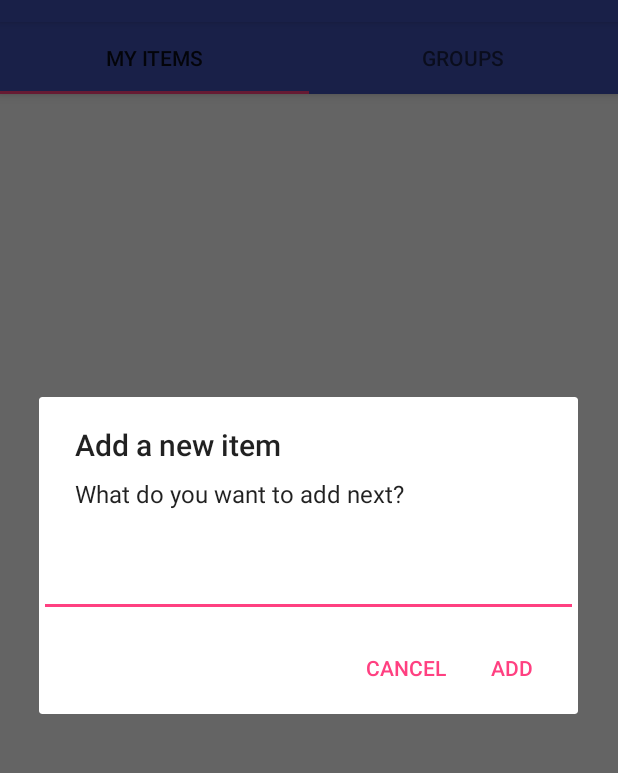
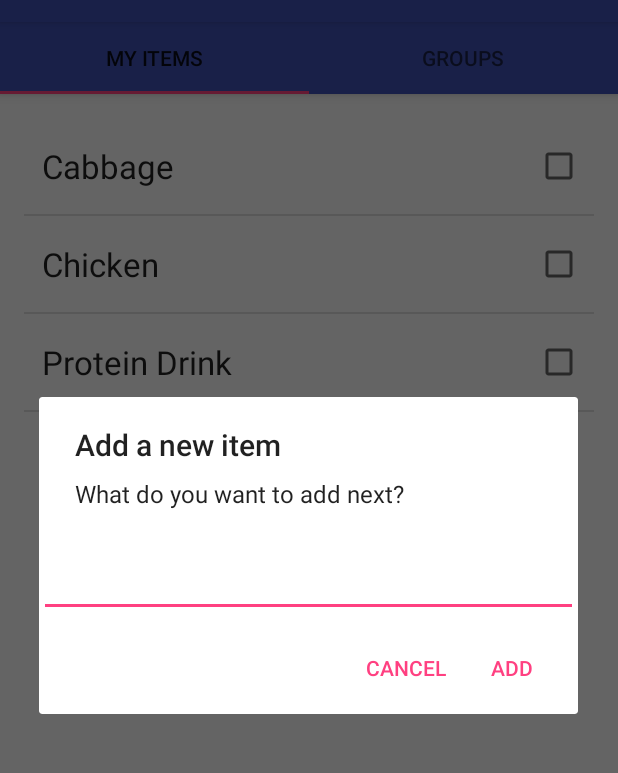
Before and after one commit to gouravshenoy/eSoochi, an Android app: the ListActivity screen opened directly, with no data from a screen before it, after a tap on "Add Item", on a phone screen of 412 x 824 dp, the part 62-835 px from its top. Run offline under Robolectric (Android 15) with nearby library versions, the phone set to English and light mode, and no system bars.

Commit message:
Enabling dummy lists

```diff
--- /dev/null
+++ b/eSoochi-android/app/src/main/java/edu/iu/mobiperv/android/esoochi/GroupFragment.java
@@ -0,0 +1,67 @@
+package edu.iu.mobiperv.android.esoochi;
+
+import android.os.Bundle;
+import android.support.v4.app.Fragment;
+import android.view.LayoutInflater;
+import android.view.View;
+import android.view.ViewGroup;
+import android.widget.ArrayAdapter;
+import android.widget.ListView;
+
+import java.util.ArrayList;
+import java.util.List;
+
+import edu.iu.mobiperv.android.esoochi.edu.iu.mobiperv.android.esoochi.util.GlobalUtils;
+
+
+public class GroupFragment extends Fragment {
+
+    ListView groupListView;
+
+    public GroupFragment() {
+        // Required empty public constructor
+    }
+
+    @Override
+    public void onCreate(Bundle savedInstanceState) {
+
+        super.onCreate(savedInstanceState);
+    }
+
+    @Override
+    public View onCreateView(LayoutInflater inflater, ViewGroup container,
+                             Bundle savedInstanceState) {
+
+
+       View rootView = inflater.inflate(R.layout.fragment_groups,
+                container, false);
+        groupListView = (ListView) rootView.findViewById(R.id.list_groups);
+
+        GlobalUtils.groupList = getGroupsFromServer();
+        ArrayAdapter<String> adapter = new ArrayAdapter<String>(rootView.getContext(),
+                android.R.layout.simple_list_item_1, GlobalUtils.groupList);
+
+        groupListView.setAdapter(adapter);
+
+        // Inflate the layout for this fragment
+        return rootView;
+    }
+
+    /**
+     * Function that retrieves groups for the user from server.
+     * @return
+     */
+    public List<String> getGroupsFromServer() {
+
+        List<String> groupsFromServer = new ArrayList<String>();
+
+        // TODO: Return data from server. Returning dummy data for now.
+        groupsFromServer.add("Party group");
+        groupsFromServer.add("Roommates group");
+        groupsFromServer.add("3 Hoosiers");
+        groupsFromServer.add("Rambo group");
+
+        return groupsFromServer;
+    }
+
+}
--- /dev/null
+++ b/eSoochi-android/app/src/main/java/edu/iu/mobiperv/android/esoochi/ItemFragment.java
@@ -0,0 +1,66 @@
+package edu.iu.mobiperv.android.esoochi;
+
+import android.os.Bundle;
+import android.support.v4.app.Fragment;
+import android.view.LayoutInflater;
+import android.view.View;
+import android.view.ViewGroup;
+import android.widget.ArrayAdapter;
+import android.widget.ListView;
+
+import java.util.ArrayList;
+import java.util.List;
+
+import edu.iu.mobiperv.android.esoochi.edu.iu.mobiperv.android.esoochi.util.GlobalUtils;
+
+
+public class ItemFragment extends Fragment {
+
+    ListView itemListView;
+
+    public ItemFragment() {
+        // Required empty public constructor
+    }
+
+    @Override
+    public void onCreate(Bundle savedInstanceState) {
+
+        super.onCreate(savedInstanceState);
+    }
+
+    @Override
+    public View onCreateView(LayoutInflater inflater, ViewGroup container,
+                             Bundle savedInstanceState) {
+        // Inflate the layout for this fragment
+
+        View rootView = inflater.inflate(R.layout.fragment_myitems,
+                container, false);
+        itemListView = (ListView) rootView.findViewById(R.id.list_items);
+
+        GlobalUtils.itemList = getItemsFromServer();
+        ArrayAdapter<String> adapter = new ArrayAdapter<String>(rootView.getContext(),
+                android.R.layout.select_dialog_multichoice, GlobalUtils.itemList);
+
+        itemListView.setAdapter(adapter);
+
+        // Inflate the layout for this fragment
+        return rootView;
+    }
+
+    /**
+     * Function that retrieves items for the user from server.
+     * @return
+     */
+    public List<String> getItemsFromServer() {
+
+        List<String> itemsFromServer = new ArrayList<String>();
+
+        // TODO: Return data from server. Returning dummy data for now.
+        itemsFromServer.add("Cabbage");
+        itemsFromServer.add("Chicken");
+        itemsFromServer.add("Protein Drink");
+        itemsFromServer.add("Cereals");
+
+        return itemsFromServer;
+    }
+}
--- a/eSoochi-android/app/src/main/java/edu/iu/mobiperv/android/esoochi/ListActivity.java
+++ b/eSoochi-android/app/src/main/java/edu/iu/mobiperv/android/esoochi/ListActivity.java
@@ -9,7 +9,6 @@ import android.support.v4.app.FragmentPagerAdapter;
 import android.support.v4.view.ViewPager;
 import android.support.v7.app.AlertDialog;
 import android.support.v7.app.AppCompatActivity;
-import android.support.v7.widget.Toolbar;
 import android.util.Log;
 import android.view.Menu;
 import android.view.MenuItem;
@@ -80,8 +79,8 @@ public class ListActivity extends AppCompatActivity {
 
     private void setupViewPager(ViewPager viewPager) {
         ViewPagerAdapter adapter = new ViewPagerAdapter(getSupportFragmentManager());
-        adapter.addFragment(new OneFragment(), "My Items");
-        adapter.addFragment(new TwoFragment(), "Groups");
+        adapter.addFragment(new ItemFragment(), "My Items");
+        adapter.addFragment(new GroupFragment(), "Groups");
         viewPager.setAdapter(adapter);
     }
 
--- a/eSoochi-android/app/src/main/java/edu/iu/mobiperv/android/esoochi/OneFragment.java
+++ /dev/null
@@ -1,28 +0,0 @@
-package edu.iu.mobiperv.android.esoochi;
-
-import android.os.Bundle;
-import android.support.v4.app.Fragment;
-import android.view.LayoutInflater;
-import android.view.View;
-import android.view.ViewGroup;
-
-
-public class OneFragment extends Fragment {
-
-    public OneFragment() {
-        // Required empty public constructor
-    }
-
-    @Override
-    public void onCreate(Bundle savedInstanceState) {
-        super.onCreate(savedInstanceState);
-    }
-
-    @Override
-    public View onCreateView(LayoutInflater inflater, ViewGroup container,
-                             Bundle savedInstanceState) {
-        // Inflate the layout for this fragment
-
-        return inflater.inflate(R.layout.fragment_myitems, container, false);
-    }
-}
--- a/eSoochi-android/app/src/main/java/edu/iu/mobiperv/android/esoochi/TwoFragment.java
+++ /dev/null
@@ -1,28 +0,0 @@
-package edu.iu.mobiperv.android.esoochi;
-
-import android.os.Bundle;
-import android.support.v4.app.Fragment;
-import android.view.LayoutInflater;
-import android.view.View;
-import android.view.ViewGroup;
-
-
-public class TwoFragment extends Fragment {
-
-    public TwoFragment() {
-        // Required empty public constructor
-    }
-
-    @Override
-    public void onCreate(Bundle savedInstanceState) {
-        super.onCreate(savedInstanceState);
-    }
-
-    @Override
-    public View onCreateView(LayoutInflater inflater, ViewGroup container,
-                             Bundle savedInstanceState) {
-        // Inflate the layout for this fragment
-        return inflater.inflate(R.layout.fragment_groups, container, false);
-    }
-
-}
--- a/eSoochi-android/app/src/main/res/layout/fragment_myitems.xml
+++ b/eSoochi-android/app/src/main/res/layout/fragment_myitems.xml
@@ -6,14 +6,13 @@
     android:paddingLeft="@dimen/activity_horizontal_margin"
     android:paddingRight="@dimen/activity_horizontal_margin"
     android:paddingTop="@dimen/activity_vertical_margin"
-    tools:context=".OneFragment$PlaceholderFragment">
+    tools:context=".ItemFragment">
 
-    <ExpandableListView
+    <ListView
+        android:id="@+id/list_items"
         android:layout_width="wrap_content"
         android:layout_height="wrap_content"
-        android:id="@+id/expandableListView"
+        android:choiceMode="multipleChoice"
         android:layout_alignParentTop="true"
-        android:layout_centerHorizontal="true"
-        android:choiceMode="multipleChoice"
-        tools:listitem="@android:layout/simple_list_item_checked" />
+        android:layout_alignParentStart="true" />
 </RelativeLayout>
```
Also changed, not shown: eSoochi-android/app/src/main/java/edu/iu/mobiperv/android/esoochi/edu/iu/mobiperv/android/esoochi/util/GlobalUtils.java (added, +11 -0 lines), eSoochi-android/app/src/main/res/layout/fragment_groups.xml (+5 -3 lines), eSoochi-android/app/src/main/res/layout/row_item.xml (deleted, +0 -24 lines).
